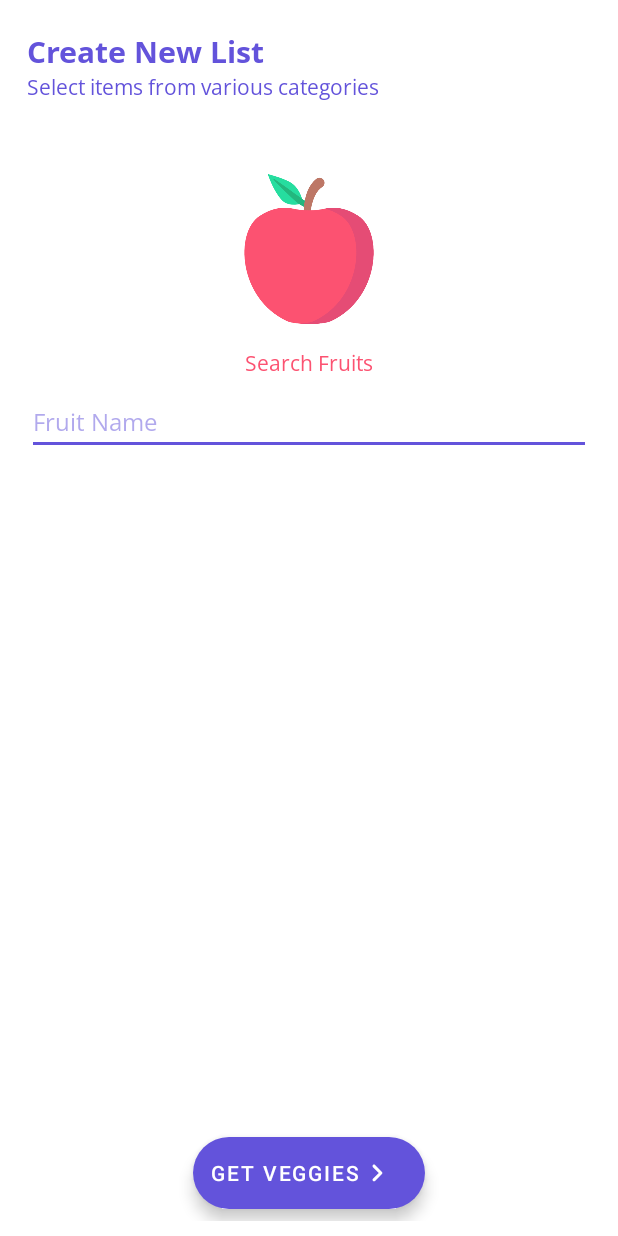
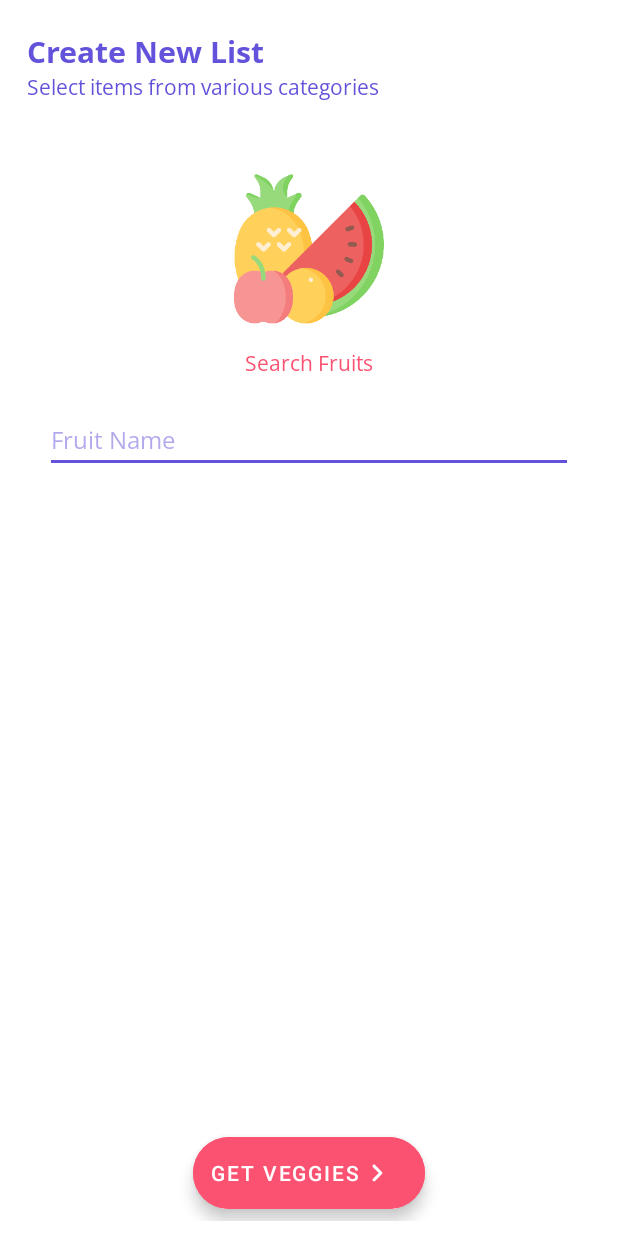
Before and after one commit to anujpant08/GroceryList, an Android app: the MainActivity screen opened directly, with no data from a screen before it, after a tap on "NEW LIST", on a phone screen of 412 x 824 dp. Run offline under Robolectric (Android 15) with nearby library versions, the phone set to English and light mode, and no system bars; our stand-ins replace Firebase (no records; nobody signed in at launch, a user with empty details on screens opened directly).

Commit message:
Added functionalities to CreateFruitListActivity.java 1. Added Firebase integration. 2. Mapped fruits with images. 3. Added custom background for BottomSheetFragment.java

```diff
--- a/app/src/main/AndroidManifest.xml
+++ b/app/src/main/AndroidManifest.xml
@@ -1,6 +1,7 @@
 <?xml version="1.0" encoding="utf-8"?>
 <manifest xmlns:android="http://schemas.android.com/apk/res/android"
     package="com.example.grocerylist">
+    <uses-permission android:name="android.permission.INTERNET"/>
 
     <application
         android:allowBackup="true"
@@ -10,7 +11,7 @@
         android:supportsRtl="true"
         android:theme="@style/Theme.GroceryList">
         <activity
-            android:name=".CreateNewListActivity"
+            android:name=".CreateFruitListActivity"
             android:exported="true" />
         <activity
             android:name=".GroceryItemPopupActivity"
--- /dev/null
+++ b/app/src/main/java/com/example/grocerylist/CreateFruitListActivity.java
@@ -0,0 +1,101 @@
+package com.example.grocerylist;
+
+import androidx.annotation.NonNull;
+import androidx.appcompat.app.AppCompatActivity;
+
+import android.os.Bundle;
+import android.util.Log;
+import android.view.View;
+import android.widget.AdapterView;
+import android.widget.ArrayAdapter;
+import android.widget.AutoCompleteTextView;
+import android.widget.ImageView;
+
+import com.bumptech.glide.Glide;
+import com.google.firebase.database.DataSnapshot;
+import com.google.firebase.database.DatabaseError;
+import com.google.firebase.database.DatabaseReference;
+import com.google.firebase.database.FirebaseDatabase;
+import com.google.firebase.database.ValueEventListener;
+
+import org.json.JSONArray;
+import org.json.JSONObject;
+
+import java.io.InputStream;
+import java.nio.charset.StandardCharsets;
+import java.util.LinkedList;
+import java.util.List;
+
+public class CreateFruitListActivity extends AppCompatActivity {
+    private static final String TAG = "CreateNewListActivity";
+    public static final List<String> allFruits = new LinkedList<>();
+    private final FirebaseDatabase firebaseDatabase = FirebaseDatabase.getInstance();
+    private final DatabaseReference databaseReference = firebaseDatabase.getReference();
+    public DatabaseReference childDatabaseReference = null;
+    private String imageString = "";
+
+    @Override
+    protected void onCreate(Bundle savedInstanceState) {
+        try{
+            super.onCreate(savedInstanceState);
+            setContentView(R.layout.create_fruits_list);
+            ImageView imageView = (ImageView)findViewById(R.id.feature_fruit);
+            Glide.with(this).load(R.drawable.fruit).into(imageView);
+            String fruitsJSON = "";
+            if(allFruits.isEmpty()){
+                InputStream inputStream = this.getAssets().open("fruits.json");
+                int size = inputStream.available();
+                byte[] buffer = new byte[size];
+                inputStream.read(buffer);
+                inputStream.close();
+                fruitsJSON = new String(buffer, StandardCharsets.UTF_8);
+                parseJSON(fruitsJSON);
+            }
+            AutoCompleteTextView searchBox = (AutoCompleteTextView) findViewById(R.id.search_text);
+            ArrayAdapter<String> adapter = new ArrayAdapter<String>(this, R.layout.custom_search_view, allFruits);
+            searchBox.setThreshold(1);
+            searchBox.setAdapter(adapter);
+            searchBox.setOnItemClickListener(new AdapterView.OnItemClickListener() {
+                @Override
+                public void onItemClick(AdapterView<?> adapterView, View view, int position, long l) {
+                    //Add bottom popup to show fruit details with fruit image
+                    Log.e(TAG, "File name: " + "Fruits/" + adapterView.getItemAtPosition(position));
+                    childDatabaseReference = databaseReference.child("Fruits/" + adapterView.getItemAtPosition(position));
+                    childDatabaseReference.addValueEventListener(new ValueEventListener() {
+                        @Override
+                        public void onDataChange(@NonNull DataSnapshot snapshot) {
+                            imageString = (String)snapshot.getValue();
+                            Log.e(TAG,"Firebase fruit URL: " + imageString);
+                            BottomSheetFragment bottomSheetFragment = BottomSheetFragment.newInstance();
+                            bottomSheetFragment.setImage(imageString);
+                            bottomSheetFragment.show(getSupportFragmentManager(), "BottomSheetFragment");
+                        }
+                        @Override
+                        public void onCancelled(@NonNull DatabaseError error) {
+                            Log.e(TAG, "An exception has occurred: ", error.toException());
+                            BottomSheetFragment bottomSheetFragment = BottomSheetFragment.newInstance();
+                            bottomSheetFragment.setImage("");
+                            bottomSheetFragment.show(getSupportFragmentManager(), "BottomSheetFragment");
+                        }
+                    });
+                }
+            });
+        }catch(Exception exception){
+            Log.e(TAG, "An exception occurred: ", exception);
+        }
+    }
+    private void parseJSON(String json){
+        try{
+            JSONObject response = new JSONObject(json);
+            JSONArray fruitsArray = response.getJSONArray("fruits");
+            String fruitName = "";
+            for(int index = 0; index < fruitsArray.length(); index++){
+                fruitName = fruitsArray.getString(index);
+                fruitName = Character.toUpperCase(fruitName.charAt(0)) + fruitName.substring(1);
+                allFruits.add(fruitName);
+            }
+        }catch(Exception exception){
+            Log.e(TAG, "An exception occurred while JSON parsing: ", exception);
+        }
+    }
+}
--- a/app/src/main/java/com/example/grocerylist/CreateNewListActivity.java
+++ /dev/null
@@ -1,14 +0,0 @@
-package com.example.grocerylist;
-
-import androidx.appcompat.app.AppCompatActivity;
-
-import android.os.Bundle;
-
-public class CreateNewListActivity extends AppCompatActivity {
-
-    @Override
-    protected void onCreate(Bundle savedInstanceState) {
-        super.onCreate(savedInstanceState);
-        setContentView(R.layout.activity_create_new_list);
-    }
-}
--- a/app/src/main/java/com/example/grocerylist/MainActivity.java
+++ b/app/src/main/java/com/example/grocerylist/MainActivity.java
@@ -78,7 +78,7 @@ public class MainActivity extends AppCompatActivity implements ItemClickListener
         newList.setOnClickListener(new View.OnClickListener() {
             @Override
             public void onClick(View view) {
-                Intent intent = new Intent(MainActivity.this, CreateNewListActivity.class);
+                Intent intent = new Intent(MainActivity.this, CreateFruitListActivity.class);
                 startActivity(intent);
             }
         });
--- /dev/null
+++ b/app/src/main/res/drawable/bottom_sheet_custom_background.xml
@@ -0,0 +1,11 @@
+<shape xmlns:android="http://schemas.android.com/apk/res/android"
+    android:shape="rectangle">
+
+    <solid android:color="@color/white" />
+
+    <corners
+        android:topLeftRadius="32dp"
+        android:topRightRadius="32dp">
+    </corners>
+
+</shape>
--- a/app/src/main/res/layout/activity_create_new_list.xml
+++ b/app/src/main/res/layout/create_fruits_list.xml
@@ -4,7 +4,7 @@
     xmlns:tools="http://schemas.android.com/tools"
     android:layout_width="match_parent"
     android:layout_height="match_parent"
-    tools:context=".CreateNewListActivity"
+    tools:context=".CreateFruitListActivity"
     android:padding="10dp">
 
     <TextView
@@ -31,15 +31,14 @@
     </TextView>
 
     <ImageView
-        android:id="@+id/apple_layout"
+        android:id="@+id/feature_fruit"
         android:layout_width="100dp"
         android:layout_height="100dp"
         android:layout_below="@id/create_list_description"
         android:layout_centerHorizontal="true"
         android:layout_marginTop="48dp"
         android:layout_marginBottom="8dp"
-        android:contentDescription="Apple"
-        android:src="@drawable/apple">
+        android:contentDescription="Apple">
 
     </ImageView>
 
@@ -50,7 +49,7 @@
         android:text="Search Fruits"
         android:gravity="center"
         android:layout_marginTop="8dp"
-        android:layout_below="@id/apple_layout"
+        android:layout_below="@id/feature_fruit"
         android:fontFamily="@font/open_sans"
         android:textSize="14sp"
         android:textColor="@color/fruit_red">
@@ -61,21 +60,22 @@
         android:layout_width="match_parent"
         android:layout_height="wrap_content"
         android:layout_below="@id/search_fruit"
-        android:layout_margin="8dp"
-        android:textSize="16sp"
+        android:layout_margin="20dp"
+        android:backgroundTint="@color/secondary"
         android:fontFamily="@font/open_sans"
         android:hint="Fruit Name"
-        android:backgroundTint="@color/secondary"
-        android:textColorHint="#806353DB">
+        android:imeOptions="actionSearch"
+        android:textColor="@color/secondary"
+        android:textColorHint="#806353DB"
+        android:textSize="16sp">
 
     </AutoCompleteTextView>
 
     <com.google.android.material.floatingactionbutton.ExtendedFloatingActionButton
         android:layout_width="wrap_content"
         android:layout_height="wrap_content"
+        android:layout_alignParentBottom="true"
         android:layout_centerHorizontal="true"
-        android:layout_alignParentBottom="true"
-        android:layout_margin="8dp"
         android:layout_marginStart="8dp"
         android:layout_marginTop="8dp"
         android:layout_marginEnd="8dp"
@@ -83,7 +83,8 @@
         android:text="Get veggies"
         app:icon="@drawable/ic_round_navigate_next_24"
         app:iconGravity="end"
-        app:iconPadding="0dp">
+        app:iconPadding="0dp"
+        android:backgroundTint="@color/fruit_red">
 
     </com.google.android.material.floatingactionbutton.ExtendedFloatingActionButton>
 
--- a/app/src/main/res/values-night/themes.xml
+++ b/app/src/main/res/values-night/themes.xml
@@ -12,6 +12,7 @@
         <!-- Status bar color. -->
         <item name="android:statusBarColor" tools:targetApi="l">@color/white</item>
         <!-- Customize your theme here. -->
+        <item name="bottomSheetDialogTheme">@style/AppBottomSheetDialogTheme</item>
     </style>
 
     <style name="ThemeDialogCustom" parent="Theme.AppCompat.NoActionBar">
@@ -30,4 +31,13 @@
         <item name="android:activityCloseEnterAnimation">@anim/popup_finish</item>
         <item name="android:activityCloseExitAnimation">@anim/popup_finish</item>
     </style>
+    <style name="AppBottomSheetDialogTheme"
+        parent="Theme.Design.Light.BottomSheetDialog">
+        <item name="bottomSheetStyle">@style/AppModalStyle</item>
+    </style>
+
+    <style name="AppModalStyle"
+        parent="Widget.Design.BottomSheet.Modal">
+        <item name="android:background">@drawable/bottom_sheet_custom_background</item>
+    </style>
 </resources>
--- a/app/src/main/res/values/strings.xml
+++ b/app/src/main/res/values/strings.xml
@@ -1,3 +1,5 @@
 <resources>
     <string name="app_name">GroceryList</string>
+    <!-- TODO: Remove or change this placeholder text -->
+    <string name="hello_blank_fragment">Hello blank fragment</string>
 </resources>
--- a/app/src/main/res/values/themes.xml
+++ b/app/src/main/res/values/themes.xml
@@ -12,6 +12,7 @@
         <!-- Status bar color. -->
         <item name="android:statusBarColor" tools:targetApi="l">@color/white</item>
         <!-- Customize your theme here. -->
+        <item name="bottomSheetDialogTheme">@style/AppBottomSheetDialogTheme</item>
     </style>
     <style name="ThemeDialogCustom" parent="Theme.AppCompat.NoActionBar">
         <item name="android:windowFrame">@null</item>
@@ -28,4 +29,13 @@
         <item name="android:activityCloseEnterAnimation">@anim/popup_finish</item>
         <item name="android:activityCloseExitAnimation">@anim/popup_finish</item>
     </style>
+    <style name="AppBottomSheetDialogTheme"
+        parent="Theme.Design.Light.BottomSheetDialog">
+        <item name="bottomSheetStyle">@style/AppModalStyle</item>
+    </style>
+
+    <style name="AppModalStyle"
+        parent="Widget.Design.BottomSheet.Modal">
+        <item name="android:background">@drawable/bottom_sheet_custom_background</item>
+    </style>
 </resources>
--- a/build.gradle
+++ b/build.gradle
@@ -6,7 +6,7 @@ buildscript {
     }
     dependencies {
         classpath "com.android.tools.build:gradle:7.0.2"
-
+        classpath 'com.google.gms:google-services:4.3.10'
         // NOTE: Do not place your application dependencies here; they belong
         // in the individual module build.gradle files
     }
```
Also changed, not shown: app/build.gradle (+7 -0 lines), app/src/main/assets/fruits.json (added, +86 -0 lines), app/src/main/java/com/example/grocerylist/BottomSheetFragment.java (added, +48 -0 lines), app/src/main/java/com/example/grocerylist/GroceryItemPopupActivity.java (+19 -5 lines), app/src/main/res/layout/custom_search_view.xml (added, +11 -0 lines), app/src/main/res/layout/fragment_bottom_sheet.xml (added, +70 -0 lines), app/src/main/res/drawable/fruit.png (added), 1 other file.
